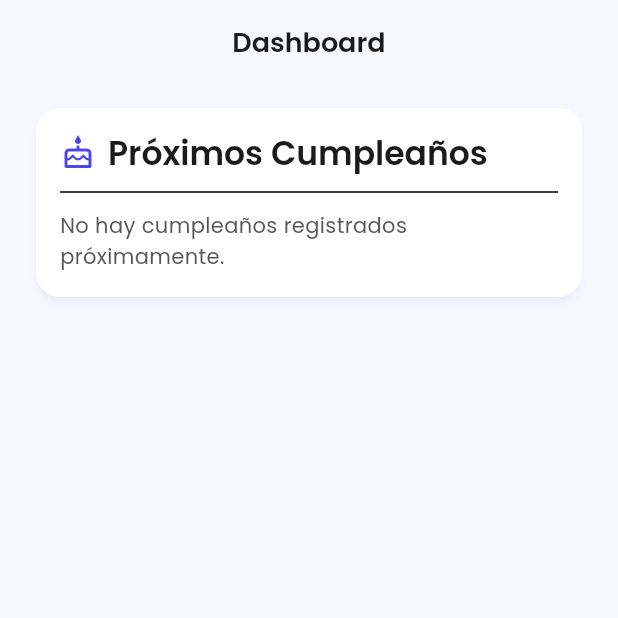
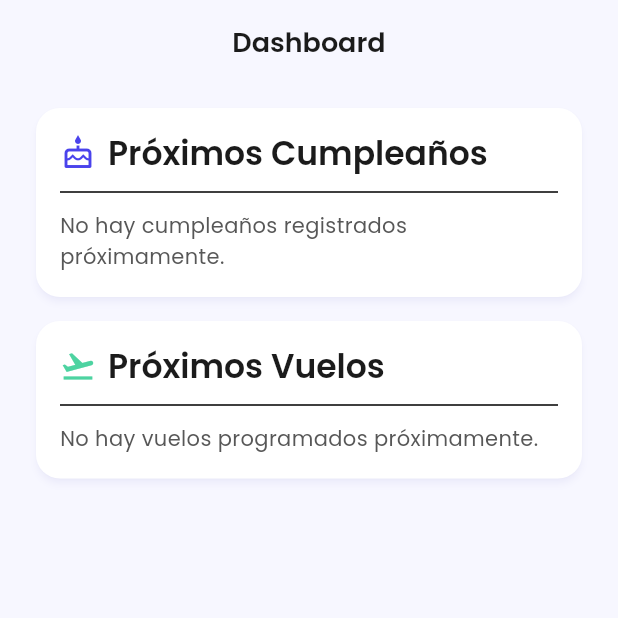
Before and after one commit to elmeryucradevs/wonder_trip_travel_crm, a Flutter app: the screen it shows after launch, on a phone screen of 412 x 824 dp, the top half of it. Run offline on Flutter 3.47's test engine with Material 3 defaults, Android fonts, the phone set to English and light mode, and no system bars; our stand-ins replace bloc, dartz, drift, equatable, flutter_bloc, flutter_dotenv and 3 more; accounts and stored records are empty; generated files the repository leaves out were written again.

Commit message:
feat(dashboard): Implementar vista inicial con tarjetas de cumpleaños y próximos vuelos

```diff
--- a/lib/features/dashboard/dashboard_injection.dart
+++ b/lib/features/dashboard/dashboard_injection.dart
@@ -3,12 +3,16 @@ import 'package:wonder_trip_travel_crm/core/config/injection_container.dart';
 import 'package:wonder_trip_travel_crm/features/dashboard/domain/usecases/get_clients_with_upcoming_birthdays_usecase.dart';
 import 'package:wonder_trip_travel_crm/features/dashboard/presentation/bloc/dashboard_bloc.dart';
 
+import 'domain/usecases/get_upcoming_flights_usecase.dart';
+
 Future<void> initDashboardFeature() async {
   // BLoC
   sl.registerFactory(
-    () => DashboardBloc(getClientsWithUpcomingBirthdaysUseCase: sl()),
+    () => DashboardBloc(getClientsWithUpcomingBirthdaysUseCase: sl(), getUpcomingFlightsUseCase: sl()),
   );
 
   // Use cases
   sl.registerLazySingleton(() => GetClientsWithUpcomingBirthdaysUseCase(sl()));
+  sl.registerLazySingleton(() => GetUpcomingFlightsUseCase(sl()));
+
 }
--- /dev/null
+++ b/lib/features/dashboard/domain/usecases/get_upcoming_flights_usecase.dart
@@ -0,0 +1,16 @@
+import 'package:dartz/dartz.dart';
+import 'package:wonder_trip_travel_crm/core/error/failures.dart';
+import 'package:wonder_trip_travel_crm/core/usecases/usecase.dart';
+import 'package:wonder_trip_travel_crm/features/ticket_management/domain/entities/ticket_entity.dart';
+import 'package:wonder_trip_travel_crm/features/ticket_management/domain/repositories/i_ticket_repository.dart';
+
+class GetUpcomingFlightsUseCase implements UseCase<List<TicketEntity>, void> {
+  final ITicketRepository repository;
+
+  GetUpcomingFlightsUseCase(this.repository);
+
+  @override
+  Future<Either<Failure, List<TicketEntity>>> call(void params) async {
+    return await repository.getUpcomingFlights();
+  }
+}
--- a/lib/features/dashboard/presentation/bloc/dashboard_bloc.dart
+++ b/lib/features/dashboard/presentation/bloc/dashboard_bloc.dart
@@ -1,15 +1,24 @@
 import 'package:bloc/bloc.dart';
+import 'package:dartz/dartz.dart';
 import 'package:equatable/equatable.dart';
 import 'package:wonder_trip_travel_crm/features/client_management/domain/entities/client_entity.dart';
 import 'package:wonder_trip_travel_crm/features/dashboard/domain/usecases/get_clients_with_upcoming_birthdays_usecase.dart';
+
+import '../../../../core/error/failures.dart';
+import '../../../ticket_management/domain/entities/ticket_entity.dart';
+import '../../domain/usecases/get_upcoming_flights_usecase.dart';
 
 part 'dashboard_event.dart';
 part 'dashboard_state.dart';
 
 class DashboardBloc extends Bloc<DashboardEvent, DashboardState> {
   final GetClientsWithUpcomingBirthdaysUseCase getClientsWithUpcomingBirthdaysUseCase;
+  final GetUpcomingFlightsUseCase getUpcomingFlightsUseCase;
 
-  DashboardBloc({required this.getClientsWithUpcomingBirthdaysUseCase}) : super(DashboardLoading()) {
+  DashboardBloc({
+    required this.getClientsWithUpcomingBirthdaysUseCase,
+    required this.getUpcomingFlightsUseCase,
+  }) : super(DashboardLoading()) {
     on<LoadDashboardData>(_onLoadDashboardData);
   }
 
@@ -17,12 +26,27 @@ class DashboardBloc extends Bloc<DashboardEvent, DashboardState> {
       LoadDashboardData event, Emitter<DashboardState> emit) async {
     emit(DashboardLoading());
 
+    // Cargamos ambos datos en paralelo
+    final results = await Future.wait([
+      getClientsWithUpcomingBirthdaysUseCase(null),
+      getUpcomingFlightsUseCase(null),
+    ]);
+
     final birthdayResult = await getClientsWithUpcomingBirthdaysUseCase(null);
+    final flightsResult = results[1] as Either<Failure, List<TicketEntity>>;
 
     // Usamos `either.fold()` para manejar el éxito o el fracaso
     birthdayResult.fold(
       (failure) => emit(DashboardFailure(failure.message)),
-      (clients) => emit(DashboardLoaded(birthdayClients: clients)),
+      (clients) {
+        flightsResult.fold(
+          (failure) => emit(DashboardFailure(failure.message)),
+          (tickets) => emit(DashboardLoaded(
+            birthdayClients: clients,
+            upcomingFlights: tickets,
+          )),
+        );
+      },
     );
   }
 }
--- a/lib/features/dashboard/presentation/bloc/dashboard_state.dart
+++ b/lib/features/dashboard/presentation/bloc/dashboard_state.dart
@@ -10,12 +10,14 @@ class DashboardLoading extends DashboardState {}
 
 class DashboardLoaded extends DashboardState {
   final List<ClientEntity> birthdayClients;
+  final List<TicketEntity> upcomingFlights;
   // Aquí añadiremos las otras listas (vuelos, etc.) en el futuro
 
-  const DashboardLoaded({required this.birthdayClients});
+  const DashboardLoaded({required this.birthdayClients, required this.upcomingFlights,});
+
 
   @override
-  List<Object> get props => [birthdayClients];
+  List<Object> get props => [birthdayClients, upcomingFlights];
 }
 
 class DashboardFailure extends DashboardState {
--- a/lib/features/dashboard/presentation/pages/dashboard_page.dart
+++ b/lib/features/dashboard/presentation/pages/dashboard_page.dart
@@ -3,6 +3,8 @@ import 'package:flutter_bloc/flutter_bloc.dart';
 import 'package:wonder_trip_travel_crm/core/config/injection_container.dart';
 import 'package:wonder_trip_travel_crm/features/dashboard/presentation/bloc/dashboard_bloc.dart';
 import 'package:wonder_trip_travel_crm/features/dashboard/presentation/widgets/birthday_card.dart';
+
+import '../widgets/upcoming_flights_card.dart';
 
 class DashboardPage extends StatelessWidget {
   const DashboardPage({super.key});
@@ -26,6 +28,7 @@ class DashboardPage extends StatelessWidget {
                 child: Column(
                   children: [
                     BirthdayCard(clients: state.birthdayClients),
+                    UpcomingFlightsCard(tickets: state.upcomingFlights),
                     // Aquí irán las otras tarjetas (vuelos, etc.)
                   ],
                 ),
--- /dev/null
+++ b/lib/features/dashboard/presentation/widgets/upcoming_flights_card.dart
@@ -0,0 +1,58 @@
+import 'package:flutter/material.dart';
+import 'package:intl/intl.dart';
+import 'package:wonder_trip_travel_crm/core/theme/app_colors.dart';
+import 'package:wonder_trip_travel_crm/features/ticket_management/domain/entities/ticket_entity.dart';
+
+class UpcomingFlightsCard extends StatelessWidget {
+  final List<TicketEntity> tickets;
+  const UpcomingFlightsCard({super.key, required this.tickets});
+
+  @override
+  Widget build(BuildContext context) {
+    return Card(
+      child: Padding(
+        padding: const EdgeInsets.all(16.0),
+        child: Column(
+          crossAxisAlignment: CrossAxisAlignment.start,
+          children: [
+            Row(
+              children: [
+                const Icon(Icons.flight_takeoff, color: AppColors.accentLight),
+                const SizedBox(width: 8),
+                Text(
+                  'Próximos Vuelos',
+                  style: Theme.of(context).textTheme.titleLarge?.copyWith(
+                        color: AppColors.fontTitleLight,
+                        fontWeight: FontWeight.w600,
+                      ),
+                ),
+              ],
+            ),
+            const Divider(height: 24),
+            if (tickets.isEmpty)
+              const Text('No hay vuelos programados próximamente.')
+            else
+              ...tickets.expand((ticket) => ticket.segments.map((segment) =>
+                _buildFlightRow(ticket, segment)
+              )),
+          ],
+        ),
+      ),
+    );
+  }
+
+  Widget _buildFlightRow(TicketEntity ticket, dynamic segment) {
+    final formattedDate = DateFormat('dd MMM, HH:mm').format(segment.departureDate);
+    // TODO: Necesitamos el nombre del cliente aquí. Esto requerirá un refactor del modelo.
+
+    return Padding(
+      padding: const EdgeInsets.symmetric(vertical: 8.0),
+      child: Row(
+        children: [
+          Expanded(child: Text('${segment.origin} → ${segment.destination}', style: const TextStyle(fontWeight: FontWeight.bold))),
+          Text(formattedDate, style: const TextStyle(color: AppColors.fontSubtitleLight)),
+        ],
+      ),
+    );
+  }
+}
--- a/lib/features/ticket_management/domain/repositories/i_ticket_repository.dart
+++ b/lib/features/ticket_management/domain/repositories/i_ticket_repository.dart
@@ -8,4 +8,5 @@ abstract class ITicketRepository {
   Future<Either<Failure, void>> saveTicket(TicketEntity ticket);
   Future<Either<Failure, void>> updateTicket(TicketEntity ticket);
   Future<Either<Failure, void>> deleteTicket(int ticketId);
+  Future<Either<Failure, List<TicketEntity>>> getUpcomingFlights();
 }
```
Also changed, not shown: lib/core/db/dao/ticket_dao.dart (+15 -0 lines), lib/features/ticket_management/data/datasources/ticket_local_data_source.dart (+10 -0 lines), lib/features/ticket_management/data/repositories/ticket_repository_impl.dart (+10 -0 lines).
